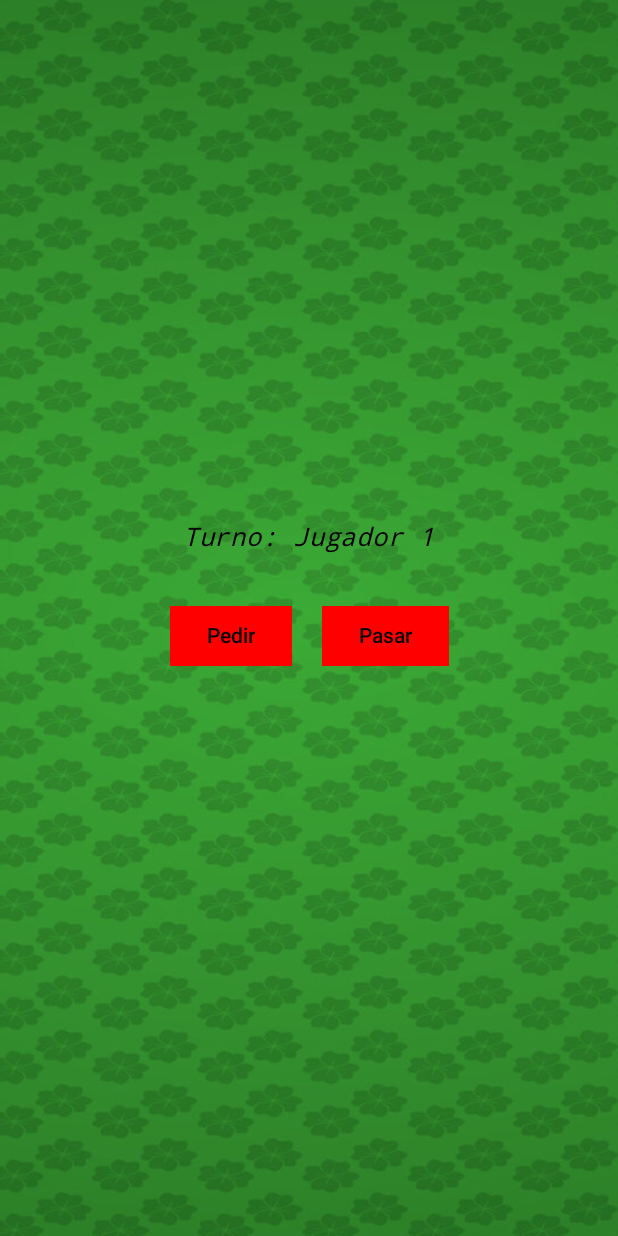
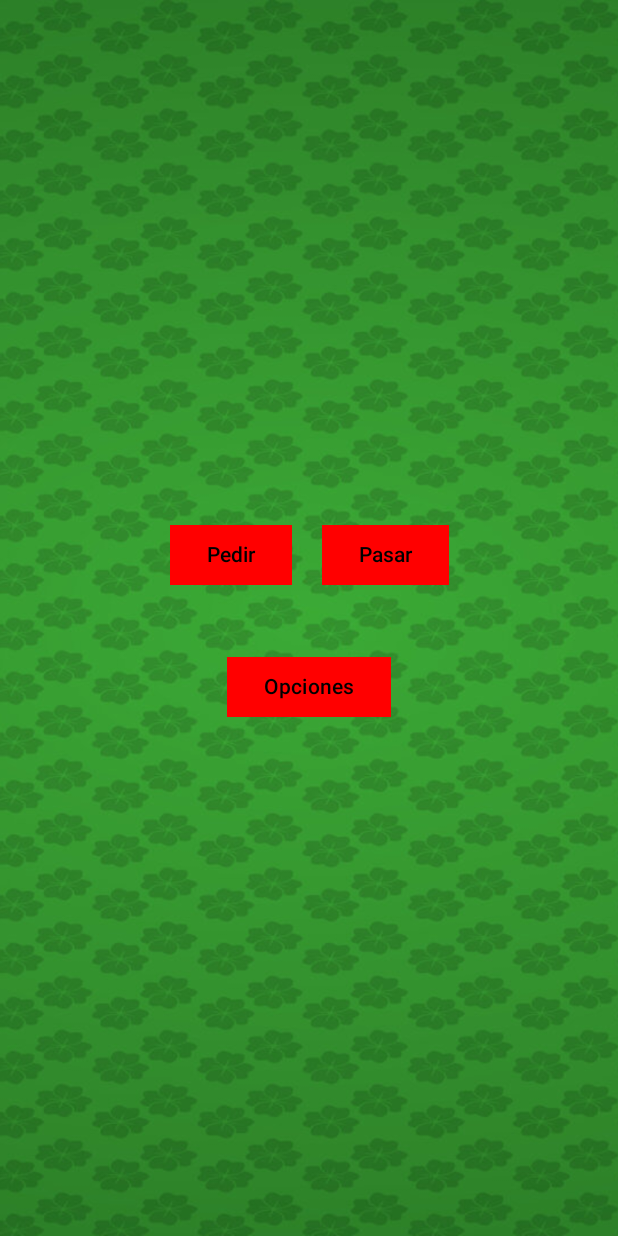
Before and after one commit to IES-Rafael-Alberti/2dam-u2-pr-ctica-3-ra1-ra2-black-jack-alvarocastillx, an Android app built with Jetpack Compose: the Pantalla1vsIA screen opened through its navigation route, on a phone screen of 412 x 824 dp. Run offline under Robolectric (Android 15) with nearby library versions, the phone set to English and light mode, and no system bars.

Commit message:
95% -> Faltan comentarios. Añadido menú opciones en 1VSIA Bug en 1VS IA -> se queda block en IA.

```diff
--- a/app/src/main/java/com/acasloa946/blackjack/Baraja.kt
+++ b/app/src/main/java/com/acasloa946/blackjack/Baraja.kt
@@ -84,10 +84,10 @@ class Baraja() {
                             listaCartas.add(Carta(i, j, 1, 11, listaDeResources[1]))
                         }
                         if (j == Palos.TREBOLES) {
-                            listaCartas.add(Carta(i, j, 1, 11, listaDeResources[3]))
+                            listaCartas.add(Carta(i, j, 1, 11, listaDeResources[2]))
                         }
                         if (j == Palos.PICAS) {
-                            listaCartas.add(Carta(i, j, 1, 11, listaDeResources[4]))
+                            listaCartas.add(Carta(i, j, 1, 11, listaDeResources[3]))
 
                         }
                     } else if (i == Naipes.ROI || i == Naipes.VALET || i == Naipes.DAMA) {
--- a/app/src/main/java/com/acasloa946/blackjack/screens/Screen1VSIA.kt
+++ b/app/src/main/java/com/acasloa946/blackjack/screens/Screen1VSIA.kt
@@ -1,14 +1,23 @@
 package com.acasloa946.blackjack.screens
 
 import android.annotation.SuppressLint
+import androidx.compose.foundation.Image
+import androidx.compose.foundation.background
 import androidx.compose.foundation.layout.Arrangement
 import androidx.compose.foundation.layout.Column
 import androidx.compose.foundation.layout.Row
 import androidx.compose.foundation.layout.Spacer
 import androidx.compose.foundation.layout.fillMaxSize
+import androidx.compose.foundation.layout.fillMaxWidth
 import androidx.compose.foundation.layout.padding
+import androidx.compose.foundation.layout.size
+import androidx.compose.foundation.lazy.LazyRow
+import androidx.compose.foundation.lazy.items
 import androidx.compose.material3.Button
 import androidx.compose.material3.ButtonDefaults
+import androidx.compose.material3.Checkbox
+import androidx.compose.material3.CheckboxDefaults
+
 import androidx.compose.material3.Text
 import androidx.compose.runtime.Composable
 import androidx.compose.runtime.getValue
@@ -28,6 +37,7 @@ import androidx.compose.ui.text.font.FontStyle
 import androidx.compose.ui.text.style.TextAlign
 import androidx.compose.ui.unit.dp
 import androidx.compose.ui.unit.sp
+import androidx.compose.ui.window.Dialog
 import androidx.navigation.NavController
 import com.acasloa946.blackjack.Baraja
 import com.acasloa946.blackjack.Carta
@@ -60,7 +70,8 @@ fun Pantalla1vsIA(NavController: NavController) {
     var manoIA by remember { mutableStateOf(IA.Mano) }
     var valorIA by rememberSaveable { mutableStateOf(0) }
 
-    var botonEstadoApuesta by remember { mutableStateOf(true) }
+    var showDialog by rememberSaveable { mutableStateOf(false) }
+    var ocultarCartas by remember { mutableStateOf(false) }
 
 
 
@@ -73,47 +84,7 @@ fun Pantalla1vsIA(NavController: NavController) {
         verticalArrangement = Arrangement.Center,
         horizontalAlignment = Alignment.CenterHorizontally
     ) {
-        ControlarTurnoIA(
-            jugador1haTerminado,
-            IAhaTerminado,
-            cambiarEstadoBoton = {
-                estadoBotones = false
-            },
-            estadoActual,
-            cambiarTextoTurno = {
-                textoTurno = it
-            },
-            jugador1haPasado,
-            IAhaPasado,
-            valorJugador1,
-            valorIA,
-            baraja,
-            estado,
-            sumarValorIA = {
-                if (it.Nombre == Naipes.AS) {
-                    if ((valorIA + it.PuntosMax) >= 17 && (valorIA + it.PuntosMax) < 21) {
-                        valorIA += it.PuntosMax
-                    }
-                    else if((valorIA + it.PuntosMax) > 21) {
-                        valorIA += it.PuntosMin
-                    }
-                    else {
-                        valorIA += it.PuntosMax
-                    }
-                }
-                else {
-                    valorIA += it.PuntosMax
-                }
-            },
-            cambiarManoIA = {
-                manoIA = manoIA.toMutableList().apply { add(it) }
-            },
-            IAPasa = {
-                IAhaPasado = true
-                IAhaTerminado = true
-                estadoActual = estado[0]
-            }
-        )
+
         Text(
             text = textoTurno,
             fontSize = 17.sp,
@@ -124,7 +95,6 @@ fun Pantalla1vsIA(NavController: NavController) {
         )
         RowBotonesJugadores(
             onClickPedir = {
-                botonEstadoApuesta = true
                 if (jugador1haTerminado) {
                     estadoActual = estado[1]
                 }
@@ -170,13 +140,66 @@ fun Pantalla1vsIA(NavController: NavController) {
 
             }
         )
+        ControlarTurnoIA(
+            jugador1haTerminado,
+            IAhaTerminado,
+            cambiarEstadoBoton = {
+                estadoBotones = false
+            },
+            estadoActual,
+            cambiarTextoTurno = {
+                textoTurno = it
+            },
+            jugador1haPasado,
+            IAhaPasado,
+            valorJugador1,
+            valorIA,
+            baraja,
+            estado,
+            sumarValorIA = {
+                if (it.Nombre == Naipes.AS) {
+                    if ((valorIA + it.PuntosMax) >= 17 && (valorIA + it.PuntosMax) < 21) {
+                        valorIA += it.PuntosMax
+                    }
+                    else if((valorIA + it.PuntosMax) > 21) {
+                        valorIA += it.PuntosMin
+                    }
+                    else {
+                        valorIA += it.PuntosMax
+                    }
+                }
+                else {
+                    valorIA += it.PuntosMax
+                }
+            },
+            cambiarManoIA = {
+                manoIA = manoIA.toMutableList().apply { add(it) }
+            },
+            IAPasa = {
+                IAhaPasado = true
+                IAhaTerminado = true
+                estadoActual = estado[0]
+            }
+        )
+        Opciones(manoJugador1,manoIA,
+            cambiarShowDialog = {
+                showDialog = true
+            })
+        DialogOpciones(showDialog = showDialog,
+            cambiarShowDialog = {
+                showDialog = false
+            },
+            ocultarCartas,
+            onCheckedMostrarCartas = {
+                ocultarCartas = it
+            })
         UIPlayers(
             manoJugador1, manoIA, valorJugador1, valorIA,
-            jugador1haTerminado = {
+            changeJugador1haTerminado = {
                 jugador1haTerminado = true
-            }, jugador2haTerminado = {
+            }, changeJugador2haTerminado = {
                 IAhaTerminado = true
-            }
+            },jugador1haTerminado,IAhaTerminado,ocultarCartas
         )
         BotonReiniciar(jugador1haTerminado, IAhaTerminado,
             onClickReiniciar = {
@@ -243,7 +266,7 @@ private fun ControlarTurnoIA(
         if (valorIA>=17) {
             IAPasa()
         }
-        else {
+        if (valorIA < 17){
             val ultimaCarta = baraja.dameCarta()
             cambiarManoIA(ultimaCarta)
             if (!jugador1haTerminado) {
@@ -255,7 +278,14 @@ private fun ControlarTurnoIA(
     }
 
 }
-
+@Composable
+private fun ImagenJugador(foto:Int) {
+    Image(
+        painter = painterResource(id = foto),
+        contentDescription = null,
+        modifier = Modifier.size(100.dp)
+    )
+}
 @Composable
 private fun RowBotonesJugadores(
     onClickPedir: () -> Unit, botonEstado: Boolean,
@@ -290,3 +320,166 @@ private fun RowBotonesJugadores(
         }
     }
 }
+@Composable
+private fun UIPlayers(
+    manoJugador1: MutableList<Carta>,
+    manoJugador2: MutableList<Carta>,
+    valorJugador1: Int,
+    valorJugador2: Int,
+    changeJugador1haTerminado: () -> Unit,
+    changeJugador2haTerminado: () -> Unit,
+    jugador1haTerminado: Boolean,
+    IAhaTerminado: Boolean,
+    ocultarCartas: Boolean
+
+) {
+    //jugador 1
+    if (manoJugador1.isNotEmpty()) {
+        TextoJugador(string = "1")
+    }
+    //
+    LazyRow() {
+        items(manoJugador1) { carta ->
+            ImagenJugador(foto = carta.IdDrawable)
+        }
+    }
+    if (manoJugador1.size > 4) {
+        Row(modifier = Modifier.padding(top = 10.dp)) {
+            for (i in 4 until manoJugador1.size) {
+                ImagenJugador(foto = manoJugador1[i].IdDrawable)
+            }
+        }
+    }
+    if (manoJugador1.isNotEmpty()) {
+        TextoValor(valorJugador1, cambiarEstadoJugador = {
+            if (valorJugador1 > 21) {
+                changeJugador1haTerminado()
+            }
+        })
+    }
+
+
+    //jugador2
+    Spacer(modifier = Modifier.padding(10.dp))
+    if (manoJugador2.isNotEmpty()) {
+        TextoJugador(string = "2")
+    }
+    if (!ocultarCartas || (jugador1haTerminado && IAhaTerminado)) {
+        LazyRow() {
+            items(manoJugador2) { carta ->
+                ImagenJugador(foto = carta.IdDrawable)
+            }
+        }
+        if (manoJugador2.size > 4) {
+            Row(modifier = Modifier.padding(top = 10.dp)) {
+                for (i in 4 until manoJugador2.size) {
+                    ImagenJugador(foto = manoJugador2[i].IdDrawable)
+                }
+            }
+        }
+    }
+    else if(ocultarCartas) {
+        LazyRow() {
+            items(manoJugador2) { carta ->
+                ImagenJugador(foto = R.drawable.facedown)
+            }
+        }
+        if (manoJugador2.size > 4) {
+            Row(modifier = Modifier.padding(top = 10.dp)) {
+                for (i in 4 until manoJugador2.size) {
+                    ImagenJugador(foto = R.drawable.facedown)
+                }
+            }
+        }
+    }
+
+    if (manoJugador2.isNotEmpty()) {
+        if (!ocultarCartas) {
+            TextoValor(valorJugador2, cambiarEstadoJugador = {
+                if (valorJugador2 > 21) {
+                    changeJugador2haTerminado()
+                }
+            })
+        }
+    }
+
+}
+
+@Composable
+fun Opciones(
+    manoJugador1: MutableList<Carta>,
+    manoJugador2: MutableList<Carta>,
+    cambiarShowDialog : () -> Unit
+
+) {
+
+
+
+    if (manoJugador1.isEmpty() && manoJugador2.isEmpty()) {
+
+        Column(
+            verticalArrangement = Arrangement.Center,
+            horizontalAlignment = Alignment.CenterHorizontally,
+            modifier = Modifier.padding(30.dp)
+        ) {
+            Button(
+                shape = RectangleShape,
+                onClick = {
+                    cambiarShowDialog()
+                },
+                colors = ButtonDefaults.buttonColors(Color.Red)
+            ) {
+                Text(
+                    text = "Opciones", textAlign = TextAlign.Center, color = Color.Black
+                )
+
+            }
+
+
+
+        }
+    }
+}
+@Composable
+fun DialogOpciones(
+    showDialog : Boolean,
+    cambiarShowDialog : () -> Unit,
+    mostrarCartas : Boolean,
+    onCheckedMostrarCartas : (Boolean) -> Unit
+) {
+
+    if (showDialog) {
+        Dialog(onDismissRequest = { cambiarShowDialog() }) {
+            Column(
+                modifier = Modifier
+                    .background(Color.Black)
+                    .padding(top = 10.dp, bottom = 10.dp)
+                    .fillMaxWidth(),
+                verticalArrangement = Arrangement.Center,
+                horizontalAlignment = Alignment.CenterHorizontally
+            ) {
+                Text(
+                    text = "Esconder cartas de IA",
+                    color = Color.White
+                )
+                Checkbox(checked = mostrarCartas, onCheckedChange = {
+                    onCheckedMostrarCartas(it)
+                },
+                    colors = CheckboxDefaults.colors(Color.Red)
+                )
+                Button(
+                    shape = RectangleShape,
+                    onClick = {
+                        cambiarShowDialog()
+                    },
+                    colors = ButtonDefaults.buttonColors(Color.Red)
+                ) {
+                    Text(
+                        text = "Guardar y salir", textAlign = TextAlign.Center, color = Color.White
+                    )
+
+                }
+            }
+        }
+    }
+}
--- a/app/src/main/java/com/acasloa946/blackjack/screens/Screen1vs1.kt
+++ b/app/src/main/java/com/acasloa946/blackjack/screens/Screen1vs1.kt
@@ -214,7 +214,7 @@ fun Pantalla1vs1(NavController: NavController) {
 
 
 @Composable
-fun UIPlayers(
+private fun UIPlayers(
     manoJugador1: MutableList<Carta>,
     manoJugador2: MutableList<Carta>,
     valorJugador1: Int,
@@ -275,7 +275,7 @@ fun UIPlayers(
 }
 
 @Composable
-fun ImagenJugador(foto: Int) {
+private fun ImagenJugador(foto: Int) {
     Image(
         painter = painterResource(id = foto),
         contentDescription = null,
```
